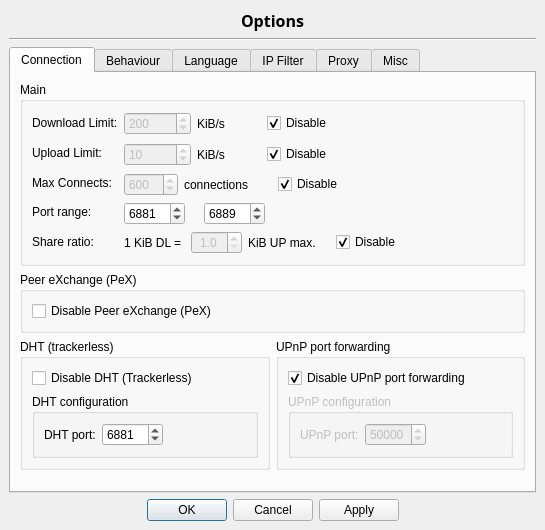
SysAdminDoc/qBittorrent-Vanced, file src/options.ui: the form before one commit.
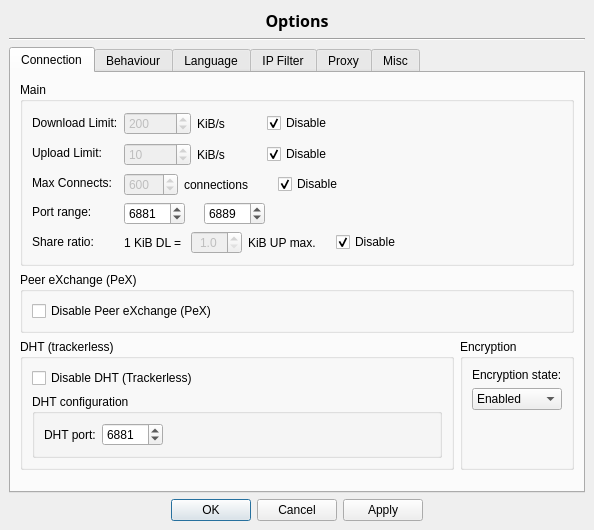
The form after the commit.

Commit message: - Added Encryption support! - Removed old UPnP code - Removed UPnP in options since libtorrent doesn't allow to disable it. Thus, UPnP is always enabled - Made options window a bit larger - Added Arnaud Demaiziere to developpers list - Updated TODO & Changelog

```diff
--- a/src/options.ui
+++ b/src/options.ui
@@ -5,7 +5,7 @@
    <rect>
     <x>0</x>
     <y>0</y>
-    <width>545</width>
+    <width>594</width>
     <height>530</height>
    </rect>
   </property>
@@ -78,12 +78,6 @@
        <string>Connection</string>
       </attribute>
       <layout class="QVBoxLayout" >
-       <property name="margin" >
-        <number>9</number>
-       </property>
-       <property name="spacing" >
-        <number>6</number>
-       </property>
        <item>
         <widget class="QGroupBox" name="groupMainConnec" >
          <property name="title" >
@@ -529,12 +523,6 @@
        </item>
        <item>
         <layout class="QHBoxLayout" >
-         <property name="margin" >
-          <number>0</number>
-         </property>
-         <property name="spacing" >
-          <number>6</number>
-         </property>
          <item>
           <widget class="QGroupBox" name="groupMainDHT" >
            <property name="title" >
@@ -624,94 +612,51 @@
          <item>
           <widget class="QGroupBox" name="groupMainUPnP" >
            <property name="title" >
-            <string>UPnP port forwarding</string>
+            <string>Encryption</string>
            </property>
            <layout class="QVBoxLayout" >
-            <property name="margin" >
-             <number>9</number>
-            </property>
-            <property name="spacing" >
-             <number>6</number>
-            </property>
             <item>
-             <widget class="QCheckBox" name="disableUPnP" >
-              <property name="enabled" >
-               <bool>true</bool>
-              </property>
-              <property name="text" >
-               <string>Disable UPnP port forwarding</string>
-              </property>
-              <property name="checked" >
-               <bool>true</bool>
-              </property>
-             </widget>
-            </item>
-            <item>
-             <widget class="QGroupBox" name="groupUPnP" >
-              <property name="enabled" >
-               <bool>false</bool>
-              </property>
-              <property name="title" >
-               <string>UPnP configuration</string>
-              </property>
-              <layout class="QVBoxLayout" >
-               <property name="margin" >
-                <number>9</number>
-               </property>
-               <property name="spacing" >
-                <number>6</number>
-               </property>
-               <item>
-                <layout class="QHBoxLayout" >
-                 <property name="margin" >
-                  <number>0</number>
+             <layout class="QVBoxLayout" >
+              <item>
+               <widget class="QLabel" name="lbl_encryption" >
+                <property name="text" >
+                 <string>Encryption state:</string>
+                </property>
+               </widget>
+              </item>
+              <item>
+               <widget class="QComboBox" name="comboEncryption" >
+                <item>
+                 <property name="text" >
+                  <string>Enabled</string>
                  </property>
-                 <property name="spacing" >
-                  <number>6</number>
+                </item>
+                <item>
+                 <property name="text" >
+                  <string>Forced</string>
                  </property>
-                 <item>
-                  <widget class="QLabel" name="UPnPPort_lbl" >
-                   <property name="text" >
-                    <string>UPnP port:</string>
-                   </property>
-                  </widget>
-                 </item>
-                 <item>
-                  <widget class="QSpinBox" name="spin_upnp_port" >
-                   <property name="minimumSize" >
-                    <size>
-                     <width>6</width>
-                     <height>0</height>
-                    </size>
-                   </property>
-                   <property name="maximum" >
-                    <number>65525</number>
-                   </property>
-                   <property name="minimum" >
-                    <number>1000</number>
-                   </property>
-                   <property name="value" >
-                    <number>50000</number>
-                   </property>
-                  </widget>
-                 </item>
-                 <item>
-                  <spacer>
-                   <property name="orientation" >
-                    <enum>Qt::Horizontal</enum>
-                   </property>
-                   <property name="sizeHint" >
-                    <size>
-                     <width>40</width>
-                     <height>20</height>
-                    </size>
-                   </property>
-                  </spacer>
-                 </item>
-                </layout>
-               </item>
-              </layout>
-             </widget>
+                </item>
+                <item>
+                 <property name="text" >
+                  <string>Disabled</string>
+                 </property>
+                </item>
+               </widget>
+              </item>
+              <item>
+               <spacer>
+                <property name="orientation" >
+                 <enum>Qt::Vertical</enum>
+                </property>
+                <property name="sizeHint" >
+                 <size>
+                  <width>20</width>
+                  <height>40</height>
+                 </size>
+                </property>
+               </spacer>
+              </item>
+             </layout>
             </item>
            </layout>
           </widget>
@@ -725,8 +670,8 @@
          </property>
          <property name="sizeHint" >
           <size>
-           <width>20</width>
-           <height>40</height>
+           <width>505</width>
+           <height>16</height>
           </size>
          </property>
         </spacer>
@@ -1754,12 +1699,21 @@
    </item>
    <item>
     <layout class="QHBoxLayout" >
-     <property name="margin" >
-      <number>0</number>
-     </property>
      <property name="spacing" >
       <number>6</number>
      </property>
+     <property name="leftMargin" >
+      <number>0</number>
+     </property>
+     <property name="topMargin" >
+      <number>0</number>
+     </property>
+     <property name="rightMargin" >
+      <number>0</number>
+     </property>
+     <property name="bottomMargin" >
+      <number>0</number>
+     </property>
      <item>
       <widget class="QDialogButtonBox" name="buttonBox" >
        <property name="orientation" >
```
Left out of the diff: 689 changed lines with no effect on the pictures. The commit also changes 12 other files.
